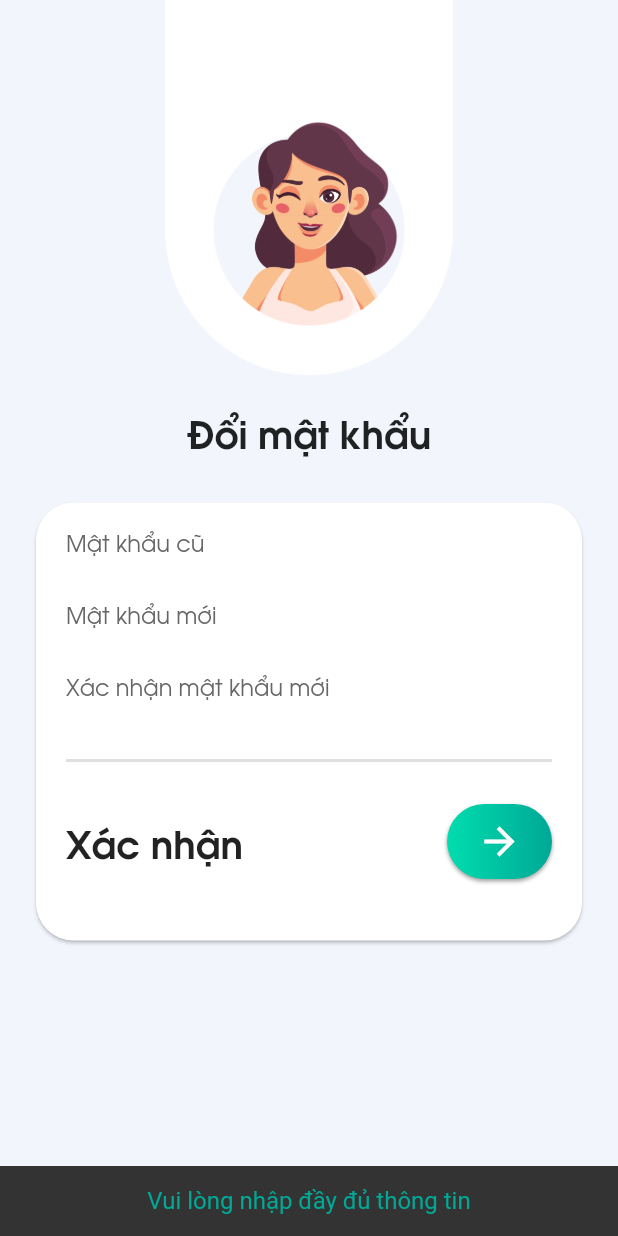
After one commit to hunghuy201280/flutter_DailyRunning, a Flutter app: the ChangePasswordScreen screen opened by its route, after a tap on the "arrow forward" icon, on a phone screen of 412 x 824 dp. The commit adds this screen. Run offline on Flutter 3.47's test engine with Material 2 defaults, Android fonts, the phone set to English and light mode, and no system bars; our stand-ins replace cached_network_image, cloud_firestore, cool_alert, firebase_auth, firebase_core, firebase_storage and 7 more; accounts and stored records are empty.

Commit message:
update change password + log out

```diff
--- a/lib/main.dart
+++ b/lib/main.dart
@@ -1,10 +1,13 @@
+import 'package:firebase_auth/firebase_auth.dart';
 import 'package:firebase_core/firebase_core.dart';
 import 'package:flutter/material.dart';
 import 'package:flutter_daily_running_admin/repository/running_repo.dart';
+import 'package:flutter_daily_running_admin/ui/change_password/change_password_screen.dart';
 import 'package:flutter_daily_running_admin/ui/gift/gift_screen.dart';
 import 'package:flutter_daily_running_admin/ui/login/first_screen.dart';
 import 'package:flutter_daily_running_admin/ui/login/forget_password_screen.dart';
 import 'package:flutter_daily_running_admin/ui/login/login_screen.dart';
+import 'package:flutter_daily_running_admin/utils/constant.dart';
 import 'package:provider/provider.dart';
 
 import 'model/gift/gift_view_model.dart';
@@ -13,10 +16,10 @@ import 'model/login/login_view_model.dart';
 void main() async {
   WidgetsFlutterBinding.ensureInitialized();
   await Firebase.initializeApp();
-  runApp(MyApp());
+  runApp(DailyRunningAdmin());
 }
 
-class MyApp extends StatelessWidget {
+class DailyRunningAdmin extends StatelessWidget {
   @override
   Widget build(BuildContext context) {
     return MultiProvider(
@@ -33,9 +36,30 @@ class MyApp extends StatelessWidget {
           GiftScreen.id: (context) => GiftScreen(),
           FirstScreen.id: (context) => FirstScreen(),
           ForgetPasswordScreen.id: (context) => ForgetPasswordScreen(),
+          ChangePasswordScreen.id: (context) => ChangePasswordScreen(),
         },
         initialRoute: FirstScreen.id,
       ),
     );
   }
+
+  static SnackBar createSnackBar(String text, int duration) {
+    return SnackBar(
+      duration: Duration(seconds: duration),
+      content: Text(
+        text,
+        style: TextStyle(
+          color: kPrimaryColor,
+          fontSize: 16,
+        ),
+        textAlign: TextAlign.center,
+      ),
+    );
+  }
+
+  static onLogoutCleanup(BuildContext context) {
+    Navigator.pushNamedAndRemoveUntil(
+        context, FirstScreen.id, (route) => false);
+    FirebaseAuth.instance.signOut();
+  }
 }
--- a/lib/model/login/login_view_model.dart
+++ b/lib/model/login/login_view_model.dart
@@ -7,7 +7,9 @@ class LoginViewModel extends ChangeNotifier {
   var emailController = TextEditingController();
   var passwordController = TextEditingController();
   var passwordFocusNode = FocusNode();
-  var loginButtonController = RoundedLoadingButtonController();
+  var crPassController = TextEditingController();
+  var newPassController = TextEditingController();
+  var newPassRetypeController = TextEditingController();
   bool _isLoading = false;
 
   set isLoading(val) {
@@ -18,7 +20,25 @@ class LoginViewModel extends ChangeNotifier {
   void reset() {
     emailController = TextEditingController();
     passwordController = TextEditingController();
-    loginButtonController = RoundedLoadingButtonController();
+    crPassController = TextEditingController();
+    newPassController = TextEditingController();
+    newPassRetypeController = TextEditingController();
+    passwordFocusNode = FocusNode();
+  }
+
+  Future<String> onChangePasswordClick() async {
+    isLoading = true;
+    String crPass = crPassController.text;
+    String newPass = newPassController.text;
+    String newPassRetype = newPassRetypeController.text;
+    if (crPass.isEmpty || newPass.isEmpty || newPassRetype.isEmpty)
+      return "Vui lòng nhập đầy đủ thông tin";
+    if (!kPasswordRegex.hasMatch(newPass)) return "Mật khẩu mới không hợp lệ";
+    if (newPass != newPassRetype) return "Mật khẩu mới không trùng khớp";
+    if (newPass == crPass) return "Mật khẩu mới không được trùng mật khẩu cũ";
+    String res = await RunningRepo.changePassword(newPass, crPass);
+    isLoading = false;
+    return res;
   }
 
   void onEmailDone(text) {
@@ -54,12 +74,7 @@ class LoginViewModel extends ChangeNotifier {
         result = "Bạn không có quyền admin";
     }
     onComplete(result);
-    if (result != null) {
-      loginButtonController.error();
-    } else {
-      loginButtonController.success();
-      reset();
-    }
+
     isLoading = false;
   }
 
--- /dev/null
+++ b/lib/ui/change_password/change_password_screen.dart
@@ -0,0 +1,196 @@
+import 'package:cool_alert/cool_alert.dart';
+
+import 'package:flutter/material.dart';
+import 'package:flutter_daily_running_admin/model/login/login_view_model.dart';
+import 'package:flutter_daily_running_admin/utils/constant.dart';
+
+import 'package:provider/provider.dart';
+
+import '../../main.dart';
+
+class ChangePasswordScreen extends StatelessWidget {
+  static String id = "ChangePasswordScreen";
+
+  final newPassFocusNode = FocusNode();
+  final newPassRetypeFocusNode = FocusNode();
+  @override
+  Widget build(BuildContext context) {
+    return Scaffold(
+      backgroundColor: Color(0xffF2F5FC),
+      body: SingleChildScrollView(
+        child: Column(
+          crossAxisAlignment: CrossAxisAlignment.stretch,
+          children: [
+            Image.asset(
+              "assets/images/change_password_banner.png",
+              height: 250,
+            ),
+            Padding(
+              padding: const EdgeInsets.only(top: 20, bottom: 26),
+              child: Text(
+                "Đổi mật khẩu",
+                style: kBigTitleTextStyle.copyWith(
+                  fontSize: 25,
+                ),
+                textAlign: TextAlign.center,
+              ),
+            ),
+            Padding(
+              padding: const EdgeInsets.symmetric(horizontal: 20),
+              child: SizedBox.fromSize(
+                size: Size(double.infinity, 300),
+                child: Card(
+                  shape: RoundedRectangleBorder(
+                    borderRadius: BorderRadius.circular(25),
+                  ),
+                  color: Colors.white,
+                  child: Padding(
+                    padding: const EdgeInsets.all(20.0),
+                    child: Column(
+                      children: [
+                        SimpleTextField(
+                          label: "Mật khẩu cũ",
+                          onSubmit: (_) => newPassFocusNode.requestFocus(),
+                          focusNode: null,
+                          controller: Provider.of<LoginViewModel>(context)
+                              .crPassController,
+                        ),
+                        SimpleTextField(
+                          label: "Mật khẩu mới",
+                          onSubmit: (_) =>
+                              newPassRetypeFocusNode.requestFocus(),
+                          focusNode: newPassFocusNode,
+                          controller: Provider.of<LoginViewModel>(context)
+                              .newPassController,
+                        ),
+                        SimpleTextField(
+                          label: "Xác nhận mật khẩu mới",
+                          focusNode: newPassRetypeFocusNode,
+                          controller: Provider.of<LoginViewModel>(context)
+                              .newPassRetypeController,
+                        ),
+                        Divider(
+                          thickness: 2,
+                          color: Colors.grey[300],
+                        ),
+                        Expanded(
+                          child: Row(
+                            crossAxisAlignment: CrossAxisAlignment.center,
+                            mainAxisAlignment: MainAxisAlignment.spaceBetween,
+                            children: [
+                              Text(
+                                "Xác nhận",
+                                style:
+                                    kBigTitleTextStyle.copyWith(fontSize: 25),
+                              ),
+                              Container(
+                                width: 70,
+                                height: 50.0,
+                                decoration: BoxDecoration(
+                                    borderRadius: BorderRadius.circular(25),
+                                    gradient: LinearGradient(
+                                      colors: <Color>[
+                                        Color(0xff00DDAE),
+                                        Color(0xff00A896),
+                                      ],
+                                    ),
+                                    boxShadow: [
+                                      BoxShadow(
+                                        color: Colors.grey[500],
+                                        offset: Offset(0.0, 1.5),
+                                        blurRadius: 1.5,
+                                      ),
+                                    ]),
+                                child: Material(
+                                  color: Colors.transparent,
+                                  child: InkWell(
+                                      customBorder: RoundedRectangleBorder(
+                                          borderRadius:
+                                              BorderRadius.circular(25)),
+                                      onTap: () async {
+                                        final result =
+                                            await Provider.of<LoginViewModel>(
+                                                    context,
+                                                    listen: false)
+                                                .onChangePasswordClick();
+
+                                        if (result != null) {
+                                          ScaffoldMessenger.of(context)
+                                              .showSnackBar(DailyRunningAdmin
+                                                  .createSnackBar(result, 2));
+                                        } else {
+                                          ScaffoldMessenger.of(context)
+                                              .showSnackBar(
+                                                DailyRunningAdmin.createSnackBar(
+                                                    "Đổi mật khẩu thành công!",
+                                                    2),
+                                              )
+                                              .closed
+                                              .then((value) {
+                                            //todo logout
+                                            DailyRunningAdmin.onLogoutCleanup(
+                                                context);
+                                          });
+                                        }
+                                      },
+                                      child: Center(
+                                        child: Icon(
+                                          Icons.arrow_forward,
+                                          color: Colors.white,
+                                          size: 30,
+                                        ),
+                                      )),
+                                ),
+                              )
+                            ],
+                          ),
+                        ),
+                      ],
+                    ),
+                  ),
+                ),
+              ),
+            )
+          ],
+        ),
+      ),
+    );
+  }
+}
+
+class SimpleTextField extends StatelessWidget {
+  final TextEditingController controller;
+  final String label;
+  final FocusNode focusNode;
+  final void Function(String) onSubmit;
+  final bool isObscure;
+  const SimpleTextField({
+    @required this.controller,
+    @required this.label,
+    @required this.focusNode,
+    this.onSubmit,
+    this.isObscure = true,
+  });
+
+  @override
+  Widget build(BuildContext context) {
+    return TextFormField(
+      obscureText: isObscure,
+      controller: controller,
+      onFieldSubmitted: onSubmit,
+      focusNode: focusNode,
+      decoration: InputDecoration(
+        labelText: label,
+        floatingLabelBehavior: FloatingLabelBehavior.always,
+        labelStyle: kAvo400TextStyle.copyWith(
+          color: kDoveGrayColor,
+          fontSize: 20,
+        ),
+        contentPadding: EdgeInsets.zero,
+        border: UnderlineInputBorder(
+          borderSide: BorderSide.none,
+        ),
+      ),
+    );
+  }
+}
--- a/lib/ui/login/first_screen.dart
+++ b/lib/ui/login/first_screen.dart
@@ -2,9 +2,11 @@ import 'package:cool_alert/cool_alert.dart';
 
 import 'package:firebase_auth/firebase_auth.dart';
 import 'package:flutter/material.dart';
+import 'package:flutter_daily_running_admin/model/login/login_view_model.dart';
 import 'package:flutter_daily_running_admin/ui/gift/gift_screen.dart';
 import 'package:flutter_daily_running_admin/utils/constant.dart';
 import 'package:flutter_spinkit/flutter_spinkit.dart';
+import 'package:provider/provider.dart';
 
 import 'login_screen.dart';
 
@@ -18,9 +20,12 @@ class FirstScreen extends StatelessWidget {
       builder: (context, snapshot) {
         if (snapshot.connectionState == ConnectionState.active) {
           User user = snapshot.data;
+          Provider.of<LoginViewModel>(context, listen: false).reset();
           if (user == null) {
+            print("login");
             return LoginScreen();
           }
+          print("gift");
           return GiftScreen();
         } else {
           return Scaffold(
```
Also changed, not shown: lib/model/gift/gift_view_model.dart (+19 -1 lines), lib/repository/running_repo.dart (+24 -2 lines), lib/ui/gift/gift_screen.dart (+51 -0 lines), lib/ui/gift/widgets/gift_item.dart (+39 -1 lines), lib/ui/login/login_screen.dart (+13 -18 lines), assets/images/change_password_banner.png (added).
